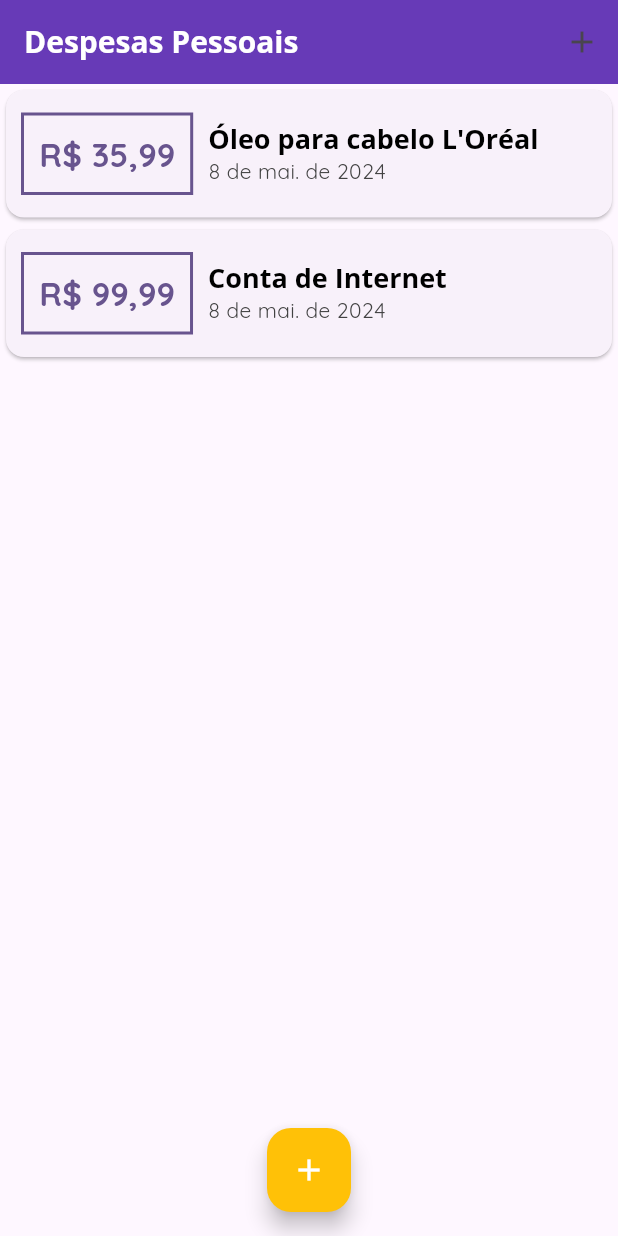
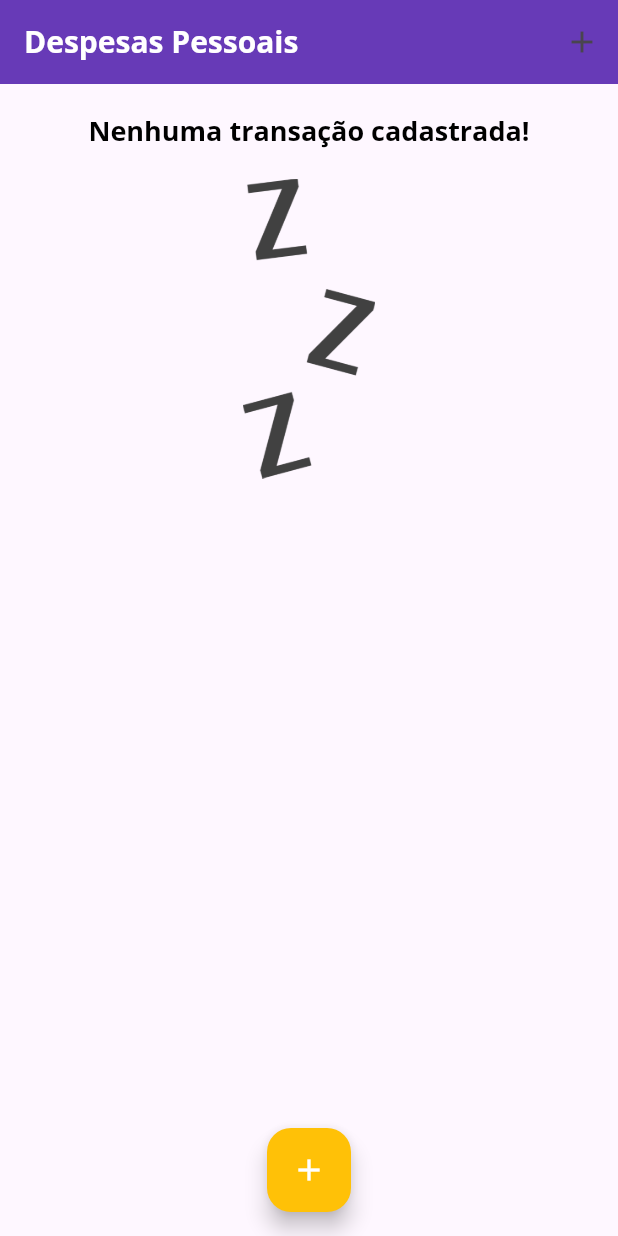
Before and after one commit to tarcisiomesquita/expenses_app, a Flutter app: the screen it shows after launch, on a phone screen of 412 x 824 dp. Run offline on Flutter 3.47's test engine with Material 3 defaults, Android fonts, the phone set to English and light mode, and no system bars.

Commit message:
remoção de despesas mockadas e utilização de representação visual para quando não há despesas cadastradas

```diff
--- a/lib/components/transaction_list.dart
+++ b/lib/components/transaction_list.dart
@@ -13,7 +13,24 @@ class TransactionList extends StatelessWidget {
   Widget build(BuildContext context) {
     return SizedBox(
       height: 300,
-      child: ListView.builder(
+      child: transactions.isEmpty
+          ? Column(
+              children: [
+                const SizedBox(height: 20),
+                Text(
+                  'Nenhuma transação cadastrada!',
+                  style: Theme.of(context).textTheme.titleLarge,
+                ),
+                const SizedBox(height: 20),
+                SizedBox(
+                    height: 200,
+                    child: Image.asset(
+                      'assets/images/waiting.png',
+                      fit: BoxFit.cover,
+                    )),
+              ],
+            )
+          : ListView.builder(
               itemCount: transactions.length,
               itemBuilder: (ctx, index) {
                 final transaction = transactions[index];
--- a/lib/main.dart
+++ b/lib/main.dart
@@ -65,20 +65,7 @@ class MyHomePage extends StatefulWidget {
 }
 
 class _MyHomePageState extends State<MyHomePage> {
-  final _transactions = [
-    Transaction(
-      id: 't1',
-      title: "Óleo para cabelo L'Oréal",
-      value: 35.99,
-      date: DateTime.now(),
-    ),
-    Transaction(
-      id: 't2',
-      title: 'Conta de Internet',
-      value: 99.99,
-      date: DateTime.now(),
-    ),
-  ];
+  final List<Transaction> _transactions = [];
 
   void _addTransaction(String title, double value) {
     final newTransaction = Transaction(
--- a/pubspec.yaml
+++ b/pubspec.yaml
@@ -60,9 +60,8 @@ flutter:
   uses-material-design: true
 
   # To add assets to your application, add an assets section, like this:
-  # assets:
-  #   - images/a_dot_burr.jpeg
-  #   - images/a_dot_ham.jpeg
+  assets:
+    - assets/images/waiting.png
 
   # An image asset can refer to one or more resolution-specific "variants", see
   # https://flutter.dev/assets-and-images/#resolution-aware
```
Also changed, not shown: assets/images/waiting.png (added). Lines whose indentation alone changed are shown as unchanged.
